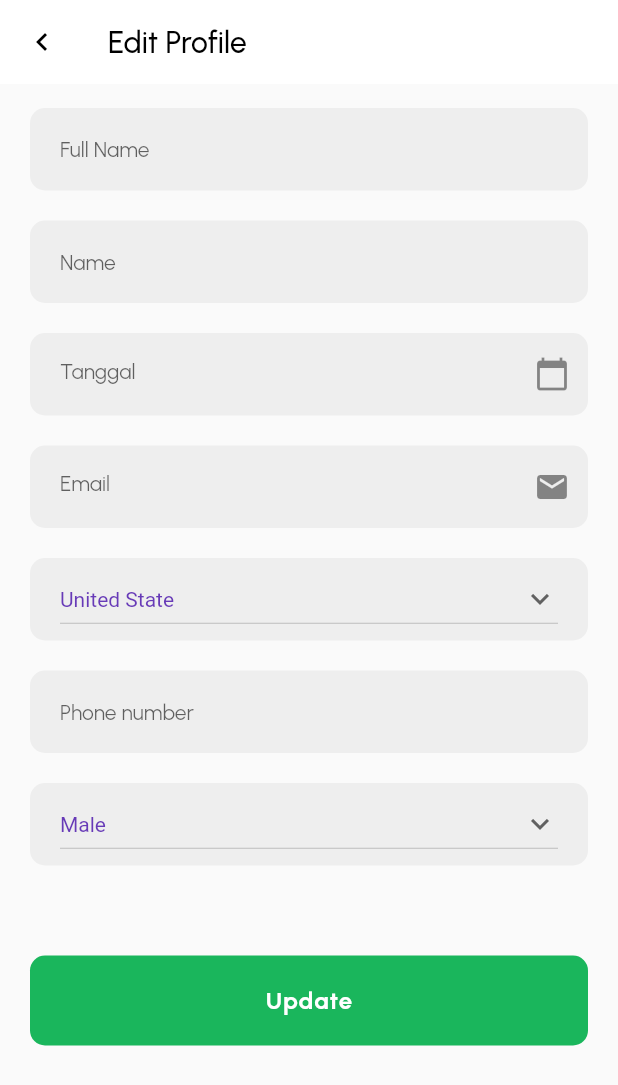
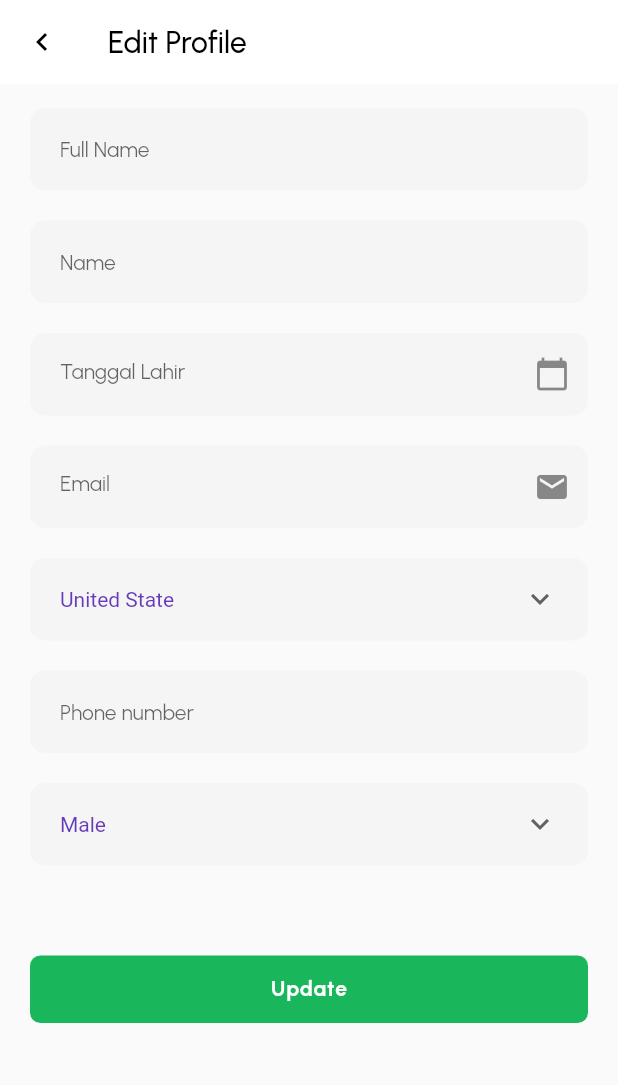
Before and after one commit to zanuar35/helia, a Flutter app: the EditProfile screen opened directly, on a phone screen of 412 x 824 dp. Shown: the top 1085 px of the screen. Run offline on Flutter 3.47's test engine with Material 2 defaults, Android fonts, the light colour scheme and no system bars; our stand-ins replace bloc, flutter_bloc, font_awesome_flutter, google_fonts, loading_animation_widget, supabase; accounts and stored records are empty; network calls fail.

Commit message:
fix screen edit profile

```diff
--- a/lib/screen/edit_profile/edit_profile.dart
+++ b/lib/screen/edit_profile/edit_profile.dart
@@ -16,7 +16,9 @@ class _EditProfileState extends State<EditProfile> {
     return Scaffold(
       appBar: AppBar(
           leading: IconButton(
-              onPressed: () {},
+              onPressed: () {
+                Navigator.pop(context);
+              },
               icon: const Icon(
                 Icons.chevron_left,
                 color: Colors.black,
@@ -39,10 +41,11 @@ class _EditProfileState extends State<EditProfile> {
                 height: 55,
                 padding: const EdgeInsets.only(left: 20),
                 decoration: BoxDecoration(
-                    color: Colors.grey[200],
+                    color: Colors.grey[100],
                     borderRadius: BorderRadius.circular(10)),
                 child: const Center(
                   child: TextField(
+                    autocorrect: false,
                     decoration: InputDecoration(
                         border: InputBorder.none,
                         hintText: "Full Name",
@@ -55,7 +58,7 @@ class _EditProfileState extends State<EditProfile> {
                 height: 55,
                 padding: const EdgeInsets.only(left: 20),
                 decoration: BoxDecoration(
-                    color: Colors.grey[200],
+                    color: Colors.grey[100],
                     borderRadius: BorderRadius.circular(10)),
                 child: const Center(
                   child: TextField(
@@ -71,15 +74,27 @@ class _EditProfileState extends State<EditProfile> {
                 height: 55,
                 padding: const EdgeInsets.only(left: 20),
                 decoration: BoxDecoration(
-                    color: Colors.grey[200],
+                    color: Colors.grey[100],
                     borderRadius: BorderRadius.circular(10)),
-                child: const Center(
+                child: Center(
                   child: TextField(
                     decoration: InputDecoration(
                         border: InputBorder.none,
-                        suffixIcon: Icon(Icons.calendar_today),
-                        hintText: "Tanggal",
-                        hintStyle: TextStyle(fontSize: 14)),
+                        suffixIcon: IconButton(
+                            onPressed: () {
+                              showDatePicker(
+                                context: context,
+                                initialDate: DateTime.now(),
+                                firstDate: DateTime.now(),
+                                lastDate: DateTime(2099),
+                              ).then((date) {
+                                //tambahkan setState dan panggil variabel _dateTime.
+                                setState(() {});
+                              });
+                            },
+                            icon: const Icon(Icons.calendar_today)),
+                        hintText: "Tanggal Lahir",
+                        hintStyle: const TextStyle(fontSize: 14)),
                   ),
                 )),
             Container(
@@ -88,7 +103,7 @@ class _EditProfileState extends State<EditProfile> {
                 height: 55,
                 padding: const EdgeInsets.only(left: 20),
                 decoration: BoxDecoration(
-                    color: Colors.grey[200],
+                    color: Colors.grey[100],
                     borderRadius: BorderRadius.circular(10)),
                 child: const Center(
                   child: TextField(
@@ -105,10 +120,11 @@ class _EditProfileState extends State<EditProfile> {
                 height: 55,
                 padding: const EdgeInsets.only(left: 20, right: 20),
                 decoration: BoxDecoration(
-                    color: Colors.grey[200],
+                    color: Colors.grey[100],
                     borderRadius: BorderRadius.circular(10)),
                 child: Center(
                   child: DropdownButton<String>(
+                    underline: const SizedBox(),
                     value: dropdownValue1,
                     isExpanded: true,
                     icon: const Icon(Icons.expand_more),
@@ -127,7 +143,8 @@ class _EditProfileState extends State<EditProfile> {
                     ].map<DropdownMenuItem<String>>((String value) {
                       return DropdownMenuItem<String>(
                         value: value,
-                        child: Text(value, style: TextStyle(fontSize: 14)),
+                        child:
+                            Text(value, style: const TextStyle(fontSize: 14)),
                       );
                     }).toList(),
                   ),
@@ -138,7 +155,7 @@ class _EditProfileState extends State<EditProfile> {
                 height: 55,
                 padding: const EdgeInsets.only(left: 20),
                 decoration: BoxDecoration(
-                    color: Colors.grey[200],
+                    color: Colors.grey[100],
                     borderRadius: BorderRadius.circular(10)),
                 child: const Center(
                   child: TextField(
@@ -154,10 +171,11 @@ class _EditProfileState extends State<EditProfile> {
                 height: 55,
                 padding: const EdgeInsets.only(left: 20, right: 20),
                 decoration: BoxDecoration(
-                    color: Colors.grey[200],
+                    color: Colors.grey[100],
                     borderRadius: BorderRadius.circular(10)),
                 child: Center(
                   child: DropdownButton<String>(
+                    underline: const SizedBox(),
                     value: dropdownValue,
                     isExpanded: true,
                     icon: const Icon(Icons.expand_more),
@@ -171,29 +189,30 @@ class _EditProfileState extends State<EditProfile> {
                         .map<DropdownMenuItem<String>>((String value) {
                       return DropdownMenuItem<String>(
                         value: value,
-                        child: Text(value, style: TextStyle(fontSize: 14)),
+                        child:
+                            Text(value, style: const TextStyle(fontSize: 14)),
                       );
                     }).toList(),
                   ),
                 )),
-            SizedBox(
+            const SizedBox(
               height: 40,
             ),
             Container(
               width: double.infinity,
-              height: 60,
-              child: Center(
+              height: 45,
+              child: const Center(
                 child: Text(
                   "Update",
                   style: TextStyle(
-                      fontSize: 16,
+                      fontSize: 14,
                       letterSpacing: .6,
                       color: Colors.white,
                       fontWeight: FontWeight.bold),
                 ),
               ),
               decoration: BoxDecoration(
-                  borderRadius: BorderRadius.circular(10),
+                  borderRadius: BorderRadius.circular(7),
                   color: AppColors.green),
             )
           ],
```
